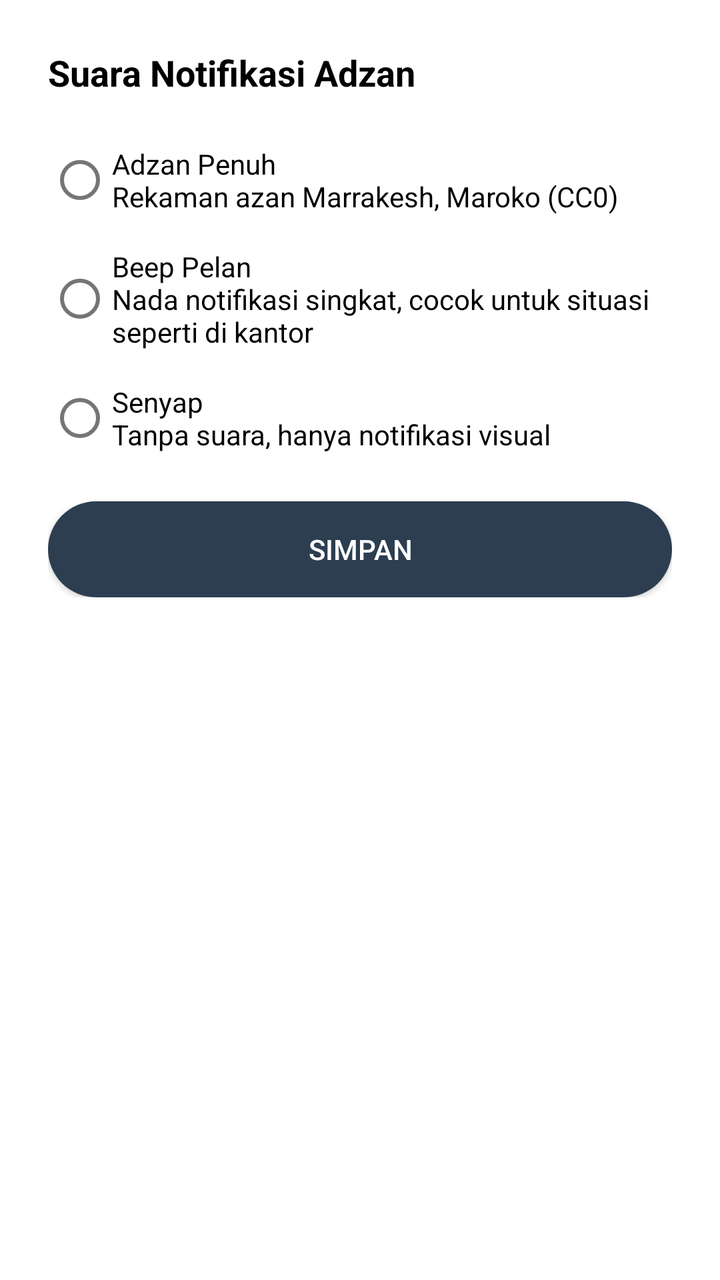
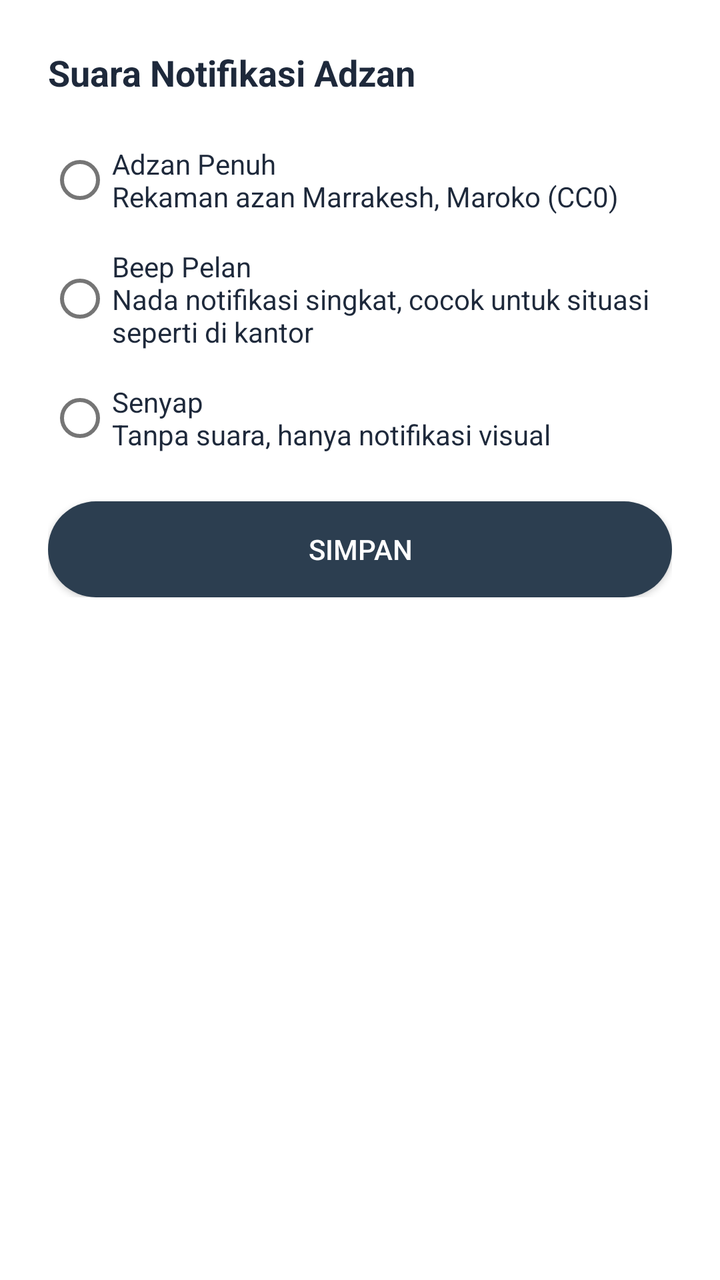

An Android layout rendered at two revisions. The XML below is the earlier revision; the diff shows what the commit changed to produce the second picture.
<!-- AndroidManifest.xml: application theme AppTheme -->
<!-- res/layout/dialog_notifikasi_adzan.xml -->
<?xml version="1.0" encoding="utf-8"?>
<ScrollView xmlns:android="http://schemas.android.com/apk/res/android"
    android:layout_width="match_parent"
    android:layout_height="wrap_content"
    android:maxHeight="560dp">

    <LinearLayout
        android:layout_width="match_parent"
        android:layout_height="wrap_content"
        android:orientation="vertical"
        android:padding="24dp"
        android:background="@drawable/bg_card_up_rounded">

        <TextView
            android:layout_width="wrap_content"
            android:layout_height="wrap_content"
            android:text="Suara Notifikasi Adzan"
            android:textSize="18sp"
            android:textStyle="bold"
            android:textColor="@android:color/black"
            android:layout_marginBottom="16dp"/>

        <RadioGroup
            android:id="@+id/radioGroupAdzanSound"
            android:layout_width="match_parent"
            android:layout_height="wrap_content"
            android:orientation="vertical">

            <RadioButton
                android:id="@+id/radioAdzanFull"
                android:layout_width="match_parent"
                android:layout_height="wrap_content"
                android:text="Adzan Penuh\nRekaman azan Marrakesh, Maroko (CC0)"
                android:textSize="14sp"
                android:textColor="@android:color/black"
                android:paddingTop="8dp"
                android:paddingBottom="8dp"/>

            <RadioButton
                android:id="@+id/radioAdzanBeep"
                android:layout_width="match_parent"
                android:layout_height="wrap_content"
                android:text="Beep Pelan\nNada notifikasi singkat, cocok untuk situasi seperti di kantor"
                android:textSize="14sp"
                android:textColor="@android:color/black"
                android:paddingTop="8dp"
                android:paddingBottom="8dp"/>

            <RadioButton
                android:id="@+id/radioAdzanSilent"
                android:layout_width="match_parent"
                android:layout_height="wrap_content"
                android:text="Senyap\nTanpa suara, hanya notifikasi visual"
                android:textSize="14sp"
                android:textColor="@android:color/black"
                android:paddingTop="8dp"
                android:paddingBottom="8dp"/>
        </RadioGroup>

        <androidx.appcompat.widget.AppCompatButton
            android:id="@+id/btnSaveAdzanSound"
            android:layout_width="match_parent"
            android:layout_height="wrap_content"
            android:layout_marginTop="16dp"
            android:text="Simpan"
            android:background="@drawable/bg_btn_main_dark"
            android:textColor="@android:color/white"/>

    </LinearLayout>
</ScrollView>
<!-- resources referenced by this layout -->
<resources>
  <!-- drawable bg_btn_main_dark (drawable) -->
  <?xml version="1.0" encoding="utf-8"?>
  <shape xmlns:android="http://schemas.android.com/apk/res/android"
      android:shape="rectangle">
  
      <solid android:color="#2C3E50" />
  
      <corners android:radius="24dp" />
  </shape>
  <!-- drawable bg_card_up_rounded (drawable) -->
  <?xml version="1.0" encoding="utf-8"?>
  <shape xmlns:android="http://schemas.android.com/apk/res/android">
      <solid android:color="@color/card_white"/>
  
  
      <corners
          android:topLeftRadius="16dp"
          android:topRightRadius="16dp"
          android:bottomLeftRadius="0dp"
          android:bottomRightRadius="0dp" />
  
  </shape>
  <style name="AppTheme" parent="Theme.AlKaukaba">
          <item name="android:windowDrawsSystemBarBackgrounds" tools:targetApi="lollipop">true</item>
      </style>
  <color name="card_white">#FFFFFF</color>
  <style name="Theme.AlKaukaba" parent="Theme.MaterialComponents.DayNight.NoActionBar">
          
          <item name="colorPrimary">@color/purple_500</item>
          <item name="colorPrimaryVariant">@color/transparent</item>
          <item name="colorOnPrimary">@color/white</item>
          
          <item name="colorSecondary">@color/teal_200</item>
          <item name="colorSecondaryVariant">@color/teal_700</item>
          <item name="colorOnSecondary">@color/black</item>
          
          <item name="android:statusBarColor" tools:targetApi="l">?attr/colorPrimaryVariant</item>
          
          <item name="bottomSheetDialogTheme">@style/ThemeOverlay.AlKaukaba.BottomSheetDialog</item>
      </style>
  <color name="purple_500">#FF6200EE</color>
  <color name="transparent">#00FFFFFF</color>
  <color name="white">#FFFFFFFF</color>
  <color name="teal_200">#FF03DAC5</color>
  <color name="teal_700">#FF018786</color>
  <color name="black">#FF000000</color>
  <style name="ThemeOverlay.AlKaukaba.BottomSheetDialog" parent="ThemeOverlay.MaterialComponents.BottomSheetDialog">
          <item name="bottomSheetStyle">@style/Widget.AlKaukaba.BottomSheet.Modal</item>
      </style>
  <style name="Widget.AlKaukaba.BottomSheet.Modal" parent="Widget.MaterialComponents.BottomSheet.Modal">
          <item name="shapeAppearanceOverlay">@style/ShapeAppearance.AlKaukaba.BottomSheet</item>
      </style>
  <style name="ShapeAppearance.AlKaukaba.BottomSheet" parent="">
          <item name="cornerFamily">rounded</item>
          <item name="cornerSizeTopLeft">16dp</item>
          <item name="cornerSizeTopRight">16dp</item>
          <item name="cornerSizeBottomLeft">0dp</item>
          <item name="cornerSizeBottomRight">0dp</item>
      </style>
</resources>

<!-- the commit's change to res/layout/dialog_notifikasi_adzan.xml (unified diff, before → after) -->
@@ -17,7 +17,7 @@
             android:text="Suara Notifikasi Adzan"
             android:textSize="18sp"
             android:textStyle="bold"
-            android:textColor="@android:color/black"
+            android:textColor="@color/text_primary"
             android:layout_marginBottom="16dp"/>
 
         <RadioGroup
@@ -32,7 +32,7 @@
                 android:layout_height="wrap_content"
                 android:text="Adzan Penuh\nRekaman azan Marrakesh, Maroko (CC0)"
                 android:textSize="14sp"
-                android:textColor="@android:color/black"
+                android:textColor="@color/text_primary"
                 android:paddingTop="8dp"
                 android:paddingBottom="8dp"/>
 
@@ -42,7 +42,7 @@
                 android:layout_height="wrap_content"
                 android:text="Beep Pelan\nNada notifikasi singkat, cocok untuk situasi seperti di kantor"
                 android:textSize="14sp"
-                android:textColor="@android:color/black"
+                android:textColor="@color/text_primary"
                 android:paddingTop="8dp"
                 android:paddingBottom="8dp"/>
 
@@ -52,7 +52,7 @@
                 android:layout_height="wrap_content"
                 android:text="Senyap\nTanpa suara, hanya notifikasi visual"
                 android:textSize="14sp"
-                android:textColor="@android:color/black"
+                android:textColor="@color/text_primary"
                 android:paddingTop="8dp"
                 android:paddingBottom="8dp"/>
         </RadioGroup>
<!-- resource entries referenced after the edit -->
@@ -1,5 +1,6 @@
 <!-- resources referenced by this layout -->
 <resources>
+  <color name="text_primary">#1E293B</color>
   <!-- drawable bg_btn_main_dark (drawable) -->
   <?xml version="1.0" encoding="utf-8"?>
   <shape xmlns:android="http://schemas.android.com/apk/res/android"
